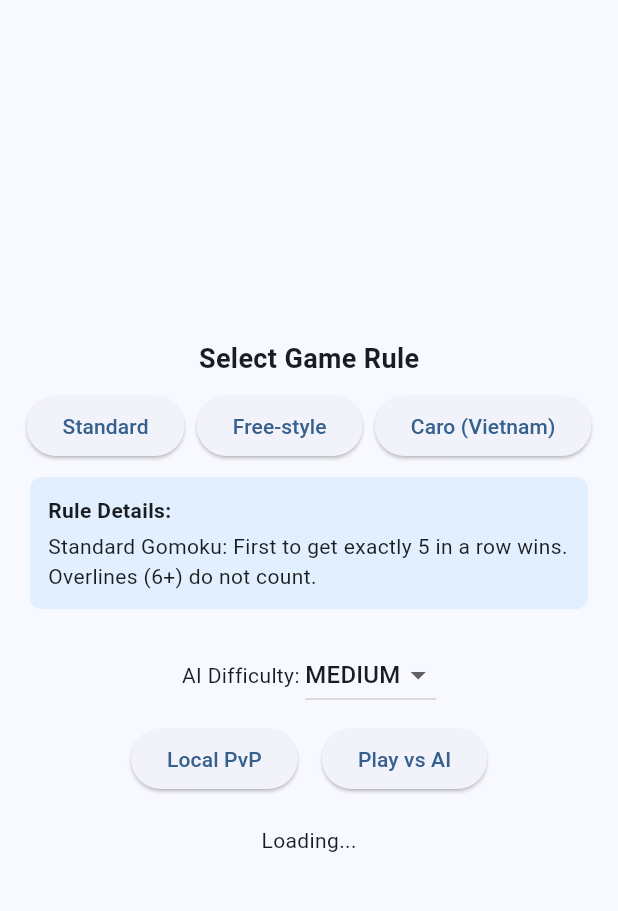
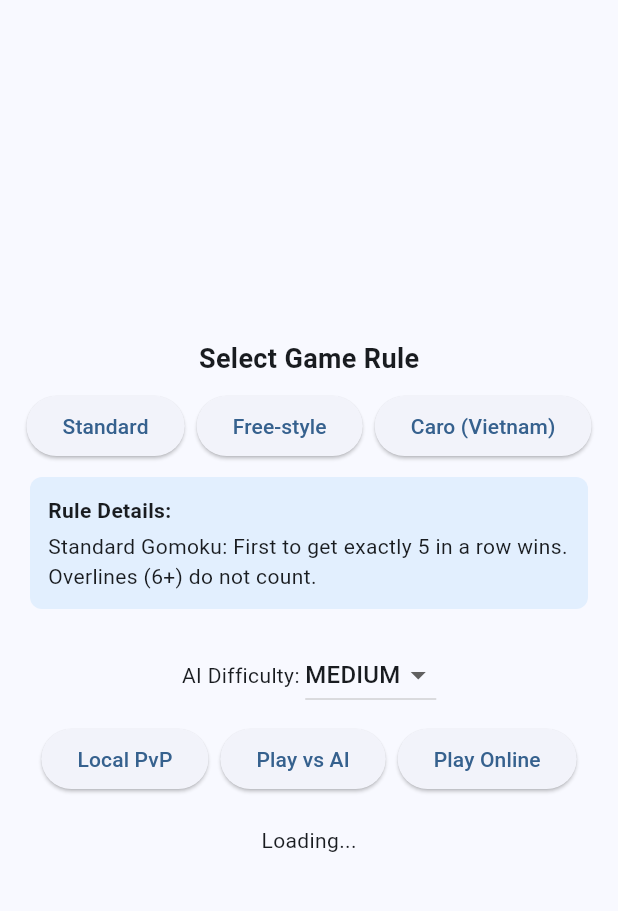
Before and after one commit to thangvd2/caro_chess, a Flutter app: the screen it shows after launch, after a tap on "Free-style", after a tap on "Caro (Vietnam)", after a tap on "Reset Game", on a phone screen of 412 x 824 dp, the part 63-974 px from its top. Run offline on Flutter 3.47's test engine with Material 3 defaults, Android fonts, the phone set to English and light mode, and no system bars; our stand-ins replace bloc, equatable, flutter_bloc, shared_preferences.

Commit message:
feat(ui): Add Play Online button and finding match indicator

```diff
--- a/lib/ui/game_controls_widget.dart
+++ b/lib/ui/game_controls_widget.dart
@@ -49,7 +49,7 @@ class _GameControlsWidgetState extends State<GameControlsWidget> {
                     onPressed: () => context.read<GameBloc>().add(const StartGame(mode: GameMode.localPvP)),
                     child: const Text('Local PvP'),
                   ),
-                  const SizedBox(width: 16),
+                  const SizedBox(width: 8),
                   ElevatedButton(
                     onPressed: () => context.read<GameBloc>().add(StartGame(
                           mode: GameMode.vsAI,
@@ -57,8 +57,23 @@ class _GameControlsWidgetState extends State<GameControlsWidget> {
                         )),
                     child: const Text('Play vs AI'),
                   ),
+                  const SizedBox(width: 8),
+                  ElevatedButton(
+                    onPressed: () => context.read<GameBloc>().add(const StartGame(mode: GameMode.online)),
+                    child: const Text('Play Online'),
+                  ),
                 ],
               ),
+            ],
+          );
+        }
+
+        if (state is GameFindingMatch) {
+          return const Column(
+            children: [
+              CircularProgressIndicator(),
+              SizedBox(height: 8),
+              Text("Finding match..."),
             ],
           );
         }
@@ -81,6 +96,9 @@ class _GameControlsWidgetState extends State<GameControlsWidget> {
         if (state is GameInProgress) {
           statusText = "Turn: ${state.currentPlayer == Player.x ? 'X' : 'O'}";
           if (state.mode == GameMode.vsAI) statusText += " (vs AI)";
+          if (state.mode == GameMode.online) {
+            statusText += state.myPlayer == state.currentPlayer ? " (Your turn)" : " (Opponent turn)";
+          }
 
           onReset = () => context.read<GameBloc>().add(ResetGame());
           if (state.canUndo) onUndo = () => context.read<GameBloc>().add(UndoMove());
```
Also changed, not shown: 1 other file.
